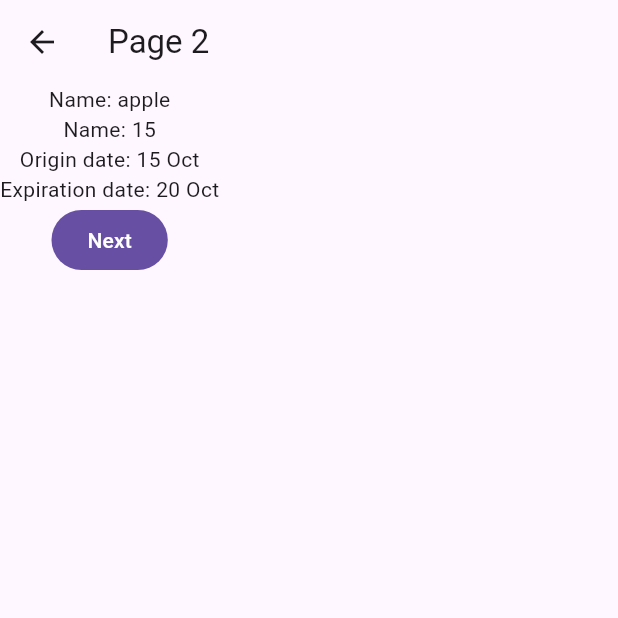
After one commit to 6631501194-cmd/flutter_course, a Flutter app: the screen it shows after launch, after a tap on "Next", on a phone screen of 412 x 824 dp, the top half of it. The commit adds this screen. Run offline on Flutter 3.47's test engine with Material 3 defaults, Android fonts, the phone set to English and light mode, and no system bars.

Commit message:
add navigation with data

```diff
--- a/lib/main.dart
+++ b/lib/main.dart
@@ -1,8 +1,9 @@
 import 'package:flutter/material.dart';
+import 'package:flutter_course/week08/page%201.dart';
 import 'package:flutter_course/week08/pageview_demo.dart';
 import 'package:flutter_course/week08/scrollview_demo.dart';
 import 'package:flutter_course/week08/tab_demo.dart';
 
 void main() {
-  runApp(MaterialApp(debugShowCheckedModeBanner: false, home: PageviewDemo()));
+  runApp(MaterialApp(debugShowCheckedModeBanner: false, home: Page1()));
 }
--- /dev/null
+++ b/lib/week08/page 1.dart
@@ -0,0 +1,34 @@
+import 'package:flutter/material.dart';
+import 'package:flutter_course/week08/page2.dart';
+
+class Page1 extends StatelessWidget {
+  const Page1({super.key});
+
+  @override
+  Widget build(BuildContext context) {
+    return Scaffold(
+      appBar: AppBar(title: Text("Page 1"), centerTitle: false),
+      body: Align(
+        alignment: Alignment.topCenter,
+        child: FilledButton(
+          onPressed: () {
+            Navigator.push(
+              context,
+              MaterialPageRoute(
+                builder: (context) => Page2(),
+                settings: RouteSettings(
+                  arguments: <String, dynamic>{
+                    'name': 'apple',
+                    'price': 15,
+                    'date': ['15 Oct', '20 Oct'],
+                  },
+                ),
+              ),
+            );
+          },
+          child: Text("Next"),
+        ),
+      ),
+    );
+  }
+}
--- /dev/null
+++ b/lib/week08/page2.dart
@@ -0,0 +1,30 @@
+import 'package:flutter/material.dart';
+
+class Page2 extends StatelessWidget {
+  const Page2({super.key});
+
+  @override
+  Widget build(BuildContext context) {
+    // get the data from the previous page
+    Map<String, dynamic> data =
+        ModalRoute.of(context)!.settings.arguments as Map<String, dynamic>;
+    return Scaffold(
+      appBar: AppBar(title: Text("Page 2"), centerTitle: false),
+      body: Column(
+        children: [
+          Text("Name: ${data['name']}"),
+          Text("Name: ${data['price']}"),
+          Text("Origin date: ${data['date'][0]}"),
+          Text("Expiration date: ${data['date'][1]}"),
+          FilledButton(
+            onPressed: () {
+              Navigator.pop(context);
+            },
+            child: Text("Next"),
+          ),
+        ],
+      ),
+    );
+    ;
+  }
+}
```
